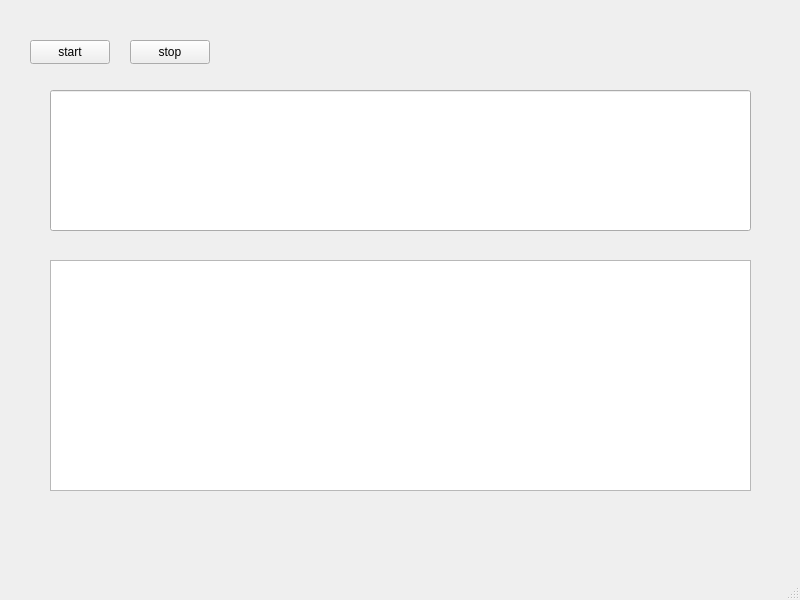
DawidJaniszewski/Digital-Simulation-Restaurant, file TimeMeter/TimeMeter.ui: the form before one commit.
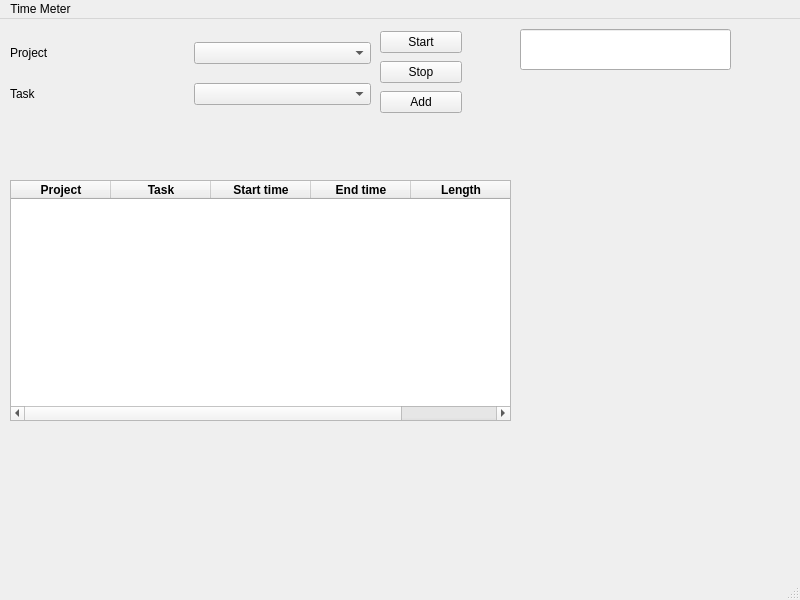
The form after the commit.

Patch:
```diff
--- a/TimeMeter/TimeMeter.ui
+++ b/TimeMeter/TimeMeter.ui
@@ -14,51 +14,175 @@
    <string>TimeMeter</string>
   </property>
   <widget class="QWidget" name="centralwidget">
-   <widget class="QPushButton" name="start">
+   <widget class="QLineEdit" name="Time_controlTemporary">
     <property name="geometry">
      <rect>
-      <x>30</x>
-      <y>40</y>
-      <width>80</width>
-      <height>24</height>
+      <x>520</x>
+      <y>10</y>
+      <width>211</width>
+      <height>41</height>
      </rect>
     </property>
-    <property name="text">
-     <string>start</string>
-    </property>
    </widget>
-   <widget class="QPushButton" name="stop">
+   <widget class="QTableWidget" name="tableWidgetSummary">
     <property name="geometry">
      <rect>
-      <x>130</x>
-      <y>40</y>
-      <width>80</width>
-      <height>24</height>
+      <x>10</x>
+      <y>161</y>
+      <width>501</width>
+      <height>241</height>
      </rect>
     </property>
-    <property name="text">
-     <string>stop</string>
-    </property>
+    <column>
+     <property name="text">
+      <string>Project</string>
+     </property>
+     <property name="font">
+      <font>
+       <bold>true</bold>
+      </font>
+     </property>
+     <property name="background">
+      <color>
+       <red>152</red>
+       <green>152</green>
+       <blue>152</blue>
+      </color>
+     </property>
+    </column>
+    <column>
+     <property name="text">
+      <string>Task</string>
+     </property>
+     <property name="font">
+      <font>
+       <bold>true</bold>
+      </font>
+     </property>
+     <property name="background">
+      <color>
+       <red>152</red>
+       <green>152</green>
+       <blue>152</blue>
+      </color>
+     </property>
+    </column>
+    <column>
+     <property name="text">
+      <string>Start time</string>
+     </property>
+     <property name="font">
+      <font>
+       <bold>true</bold>
+      </font>
+     </property>
+     <property name="background">
+      <color>
+       <red>152</red>
+       <green>152</green>
+       <blue>152</blue>
+      </color>
+     </property>
+    </column>
+    <column>
+     <property name="text">
+      <string>End time</string>
+     </property>
+     <property name="font">
+      <font>
+       <bold>true</bold>
+      </font>
+     </property>
+     <property name="background">
+      <color>
+       <red>152</red>
+       <green>152</green>
+       <blue>152</blue>
+      </color>
+     </property>
+    </column>
+    <column>
+     <property name="text">
+      <string>Length</string>
+     </property>
+     <property name="font">
+      <font>
+       <bold>true</bold>
+      </font>
+     </property>
+     <property name="background">
+      <color>
+       <red>152</red>
+       <green>152</green>
+       <blue>152</blue>
+      </color>
+     </property>
+    </column>
    </widget>
-   <widget class="QLineEdit" name="Time_control">
+   <widget class="QWidget" name="gridLayoutWidget_2">
     <property name="geometry">
      <rect>
-      <x>50</x>
-      <y>90</y>
-      <width>701</width>
-      <height>141</height>
+      <x>10</x>
+      <y>10</y>
+      <width>361</width>
+      <height>91</height>
      </rect>
     </property>
+    <layout class="QGridLayout" name="gridLayout_2">
+     <item row="1" column="1">
+      <widget class="QComboBox" name="comboBoxTask"/>
+     </item>
+     <item row="0" column="0">
+      <widget class="QLabel" name="label">
+       <property name="text">
+        <string>Project</string>
+       </property>
+      </widget>
+     </item>
+     <item row="0" column="1">
+      <widget class="QComboBox" name="comboBoxProject"/>
+     </item>
+     <item row="1" column="0">
+      <widget class="QLabel" name="label_2">
+       <property name="text">
+        <string>Task</string>
+       </property>
+      </widget>
+     </item>
+    </layout>
    </widget>
-   <widget class="QTextEdit" name="textEdit">
+   <widget class="QWidget" name="gridLayoutWidget">
     <property name="geometry">
      <rect>
-      <x>50</x>
-      <y>260</y>
-      <width>701</width>
-      <height>231</height>
+      <x>380</x>
+      <y>10</y>
+      <width>82</width>
+      <height>86</height>
      </rect>
     </property>
+    <layout class="QGridLayout" name="gridLayout">
+     <item row="1" column="0">
+      <widget class="QPushButton" name="stopButton">
+       <property name="text">
+        <string>Stop</string>
+       </property>
+      </widget>
+     </item>
+     <item row="0" column="0">
+      <widget class="QPushButton" name="startButton">
+       <property name="text">
+        <string>Start</string>
+       </property>
+      </widget>
+     </item>
+     <item row="2" column="0">
+      <widget class="QPushButton" name="addButton">
+       <property name="text">
+        <string>Add</string>
+       </property>
+      </widget>
+     </item>
+    </layout>
    </widget>
   </widget>
   <widget class="QMenuBar" name="menubar">
@@ -70,6 +194,12 @@
      <height>21</height>
     </rect>
    </property>
+   <widget class="QMenu" name="menuTime_Meter">
+    <property name="title">
+     <string>Time Meter</string>
+    </property>
+   </widget>
+   <addaction name="menuTime_Meter"/>
   </widget>
   <widget class="QStatusBar" name="statusbar"/>
  </widget>
```
